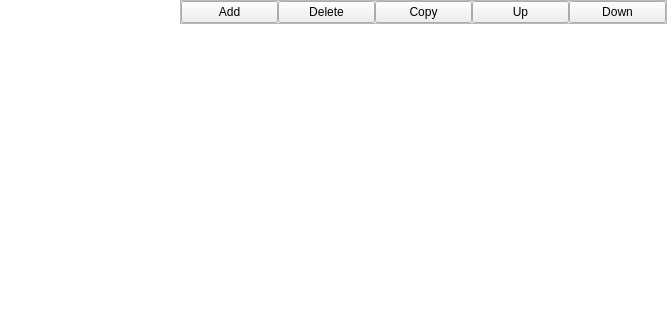
karakirimu/AutoBatchTools, file src/AutoBatchRunner/dialog/optiondialog.ui: the form before one commit; both pictures show x 0 to 667 and y 0 to 320 of the 667 by 480 pixel window.
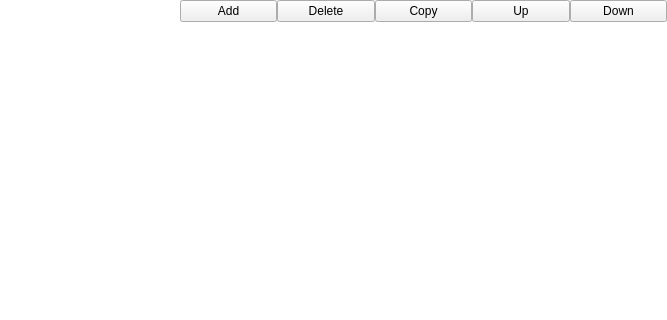
The form after the commit. The open tabs and pages were chosen to show the change. Icons and pictures are not drawn. Custom widgets are drawn as their Qt base class.

The edit to the form file:
```diff
--- a/src/AutoBatchRunner/dialog/optiondialog.ui
+++ b/src/AutoBatchRunner/dialog/optiondialog.ui
@@ -526,7 +526,7 @@
              <bool>true</bool>
             </property>
             <property name="frameShape">
-             <enum>QFrame::StyledPanel</enum>
+             <enum>QFrame::NoFrame</enum>
             </property>
             <property name="frameShadow">
              <enum>QFrame::Raised</enum>
```
Left out of the diff: 4 changed lines with no effect on the pictures.
